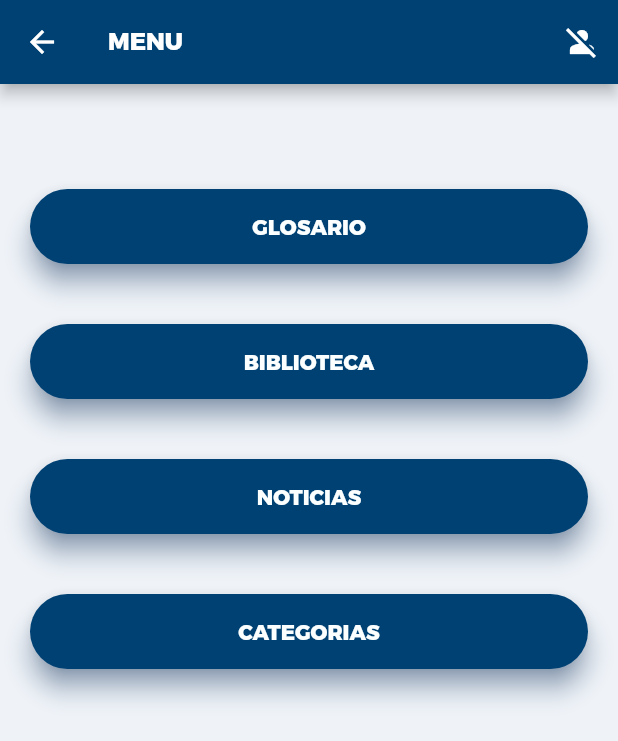
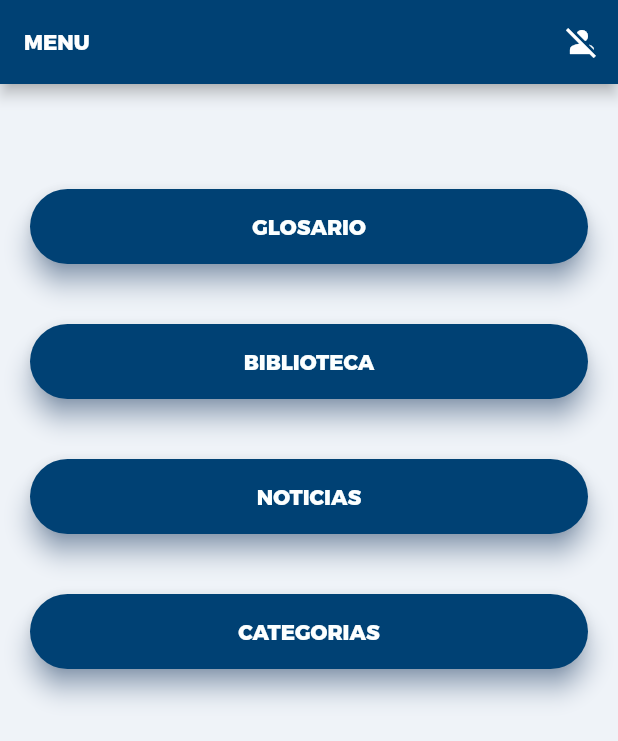
Before and after one commit to MAFITGroup/lsu_app, a Flutter app: the PaginaInicial screen opened directly, on a phone screen of 412 x 824 dp. Shown: the top 741 px of the screen. Run offline on Flutter 3.47's test engine with Material 2 defaults, Android fonts, the phone set to English and light mode, and no system bars; our stand-ins replace chewie, cloud_firestore, dropdown_search, file_picker, firebase_auth, firebase_core and 2 more; missing offline and left inert: universal_html; accounts and stored records are empty.

```diff
--- a/lib/widgets/BarraDeNavegacion.dart
+++ b/lib/widgets/BarraDeNavegacion.dart
@@ -1,5 +1,6 @@
 import 'package:flutter/cupertino.dart';
 import 'package:flutter/material.dart';
+import 'package:flutter/services.dart';
 import 'package:lsu_app/manejadores/Colores.dart';
 
 class BarraDeNavegacion extends StatelessWidget {
@@ -22,9 +23,12 @@
   Widget build(BuildContext context) {
     return SingleChildScrollView(
       child: AppBar(
+        backwardsCompatibility: false,
+        systemOverlayStyle: SystemUiOverlayStyle(
+            statusBarColor: Colors.black),
         backgroundColor: Colores().colorAzul,
         title:
-            Text(titulo, style: TextStyle(fontFamily: 'Trueno', fontSize: 16)),
+            Text(titulo, style: TextStyle(fontFamily: 'Trueno', fontSize: 14)),
         actions: [
           /*
           El ultimo icono que se agrege se posiciona a la izquierda,
```
Also changed, not shown: lib/manejadores/Navegacion.dart (+2 -5 lines), lib/pantallas/Login.dart (+6 -9 lines), lib/servicios/AuthService.dart (+6 -3 lines).
